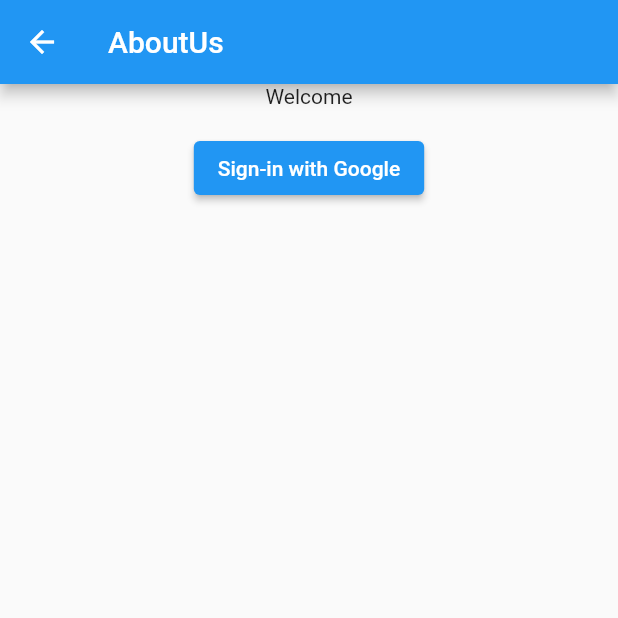
After one commit to siliconvallii/writeai, a Flutter app: the screen it shows after launch, after a tap on "Join Now", on a phone screen of 412 x 824 dp, the top half of it. The commit adds this screen. Run offline on Flutter 3.47's test engine with Material 2 defaults, Android fonts, the light colour scheme and no system bars; our stand-ins replace firebase_auth, firebase_core, firebase_database, google_sign_in; accounts and stored records are empty; network calls fail.

Commit message:
add about_us_screen

```diff
--- a/lib/main.dart
+++ b/lib/main.dart
@@ -1,6 +1,7 @@
 // packages
 import 'package:firebase_core/firebase_core.dart';
 import 'package:flutter/material.dart';
+import 'package:writeai/screens/about_us_screen.dart';
 // screens
 import 'package:writeai/screens/editor_screen.dart';
 import 'package:writeai/screens/home_screen.dart';
@@ -26,6 +27,7 @@
       initialRoute: '/initial',
       routes: {
         '/initial': (BuildContext context) => const InitialScreen(),
+        '/about_us': (BuildContext context) => const AboutUsScreen(),
         '/waitlist': (BuildContext context) => const WaitlistScreen(),
         '/invitation': (BuildContext context) => const InvitationScreen(),
         '/home': (BuildContext context) => const HomeScreen(),
--- /dev/null
+++ b/lib/screens/about_us_screen.dart
@@ -0,0 +1,51 @@
+// packages
+import 'package:flutter/material.dart';
+// screens
+import 'package:writeai/providers/google_sign_in.dart';
+
+class AboutUsScreen extends StatelessWidget {
+  const AboutUsScreen({Key? key}) : super(key: key);
+
+  @override
+  Widget build(BuildContext context) {
+    return Scaffold(
+      appBar: AppBar(
+        title: const Text('AboutUs'),
+      ),
+      body: SafeArea(
+        child: Center(
+          child: Column(
+            children: [
+              const Text('Welcome'),
+              const Text(''),
+              ElevatedButton(
+                child: const Text('Sign-in with Google'),
+                onPressed: () async {
+                  try {
+                    final Map _user = await googleSignIn();
+                    if (_user['joined']) {
+                      // user has joined
+
+                      // redirect to HomeScreen
+                      Navigator.pushNamed(context, '/home');
+                    } else if (_user['invited']) {
+                      // user has been invited
+
+                      Navigator.pushNamed(context, '/invitation');
+                    } else if (_user['waitlisted']) {
+                      // user is waitlisted
+
+                      Navigator.pushNamed(context, '/waitlist');
+                    }
+                  } on Error {
+                    rethrow;
+                  }
+                },
+              ),
+            ],
+          ),
+        ),
+      ),
+    );
+  }
+}
--- a/lib/screens/initial_screen.dart
+++ b/lib/screens/initial_screen.dart
@@ -17,27 +17,9 @@
           child: Column(
             children: [
               ElevatedButton(
-                child: const Text('Google Sign In'),
-                onPressed: () async {
-                  try {
-                    final Map _user = await googleSignIn();
-                    if (_user['joined']) {
-                      // user has joined
-
-                      // redirect to HomeScreen
-                      Navigator.pushNamed(context, '/home');
-                    } else if (_user['invited']) {
-                      // user has been invited
-
-                      Navigator.pushNamed(context, '/invitation');
-                    } else if (_user['waitlisted']) {
-                      // user is waitlisted
-
-                      Navigator.pushNamed(context, '/waitlist');
-                    }
-                  } on Error {
-                    rethrow;
-                  }
+                child: const Text('Join Now'),
+                onPressed: () {
+                  Navigator.pushNamed(context, '/about_us');
                 },
               ),
             ],
```
